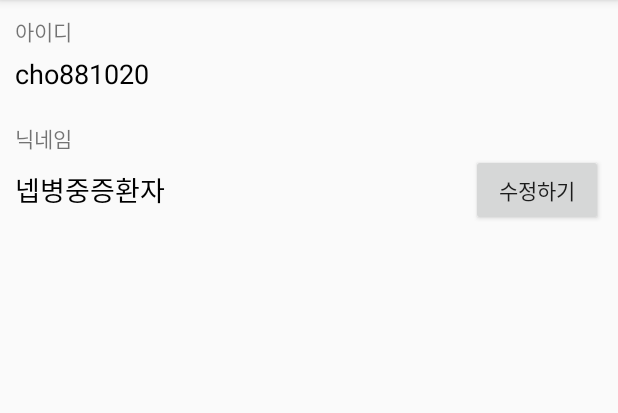
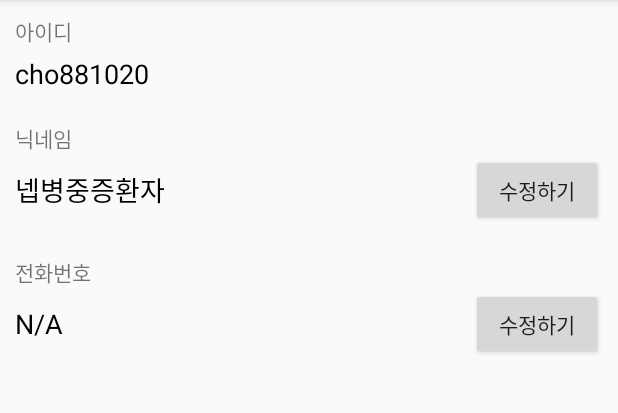
Before and after one commit to cho881020/AndroidBasic03_20200521, an Android app: the screen it shows after launch (MainActivity), on a phone screen of 412 x 824 dp, the part 84-497 px from its top. Run offline under Robolectric (Android 15) with nearby library versions, the phone set to English and light mode, and no system bars; our stand-ins replace data binding.

Commit message:
전화번호 수정 화면 그리기

```diff
--- a/app/src/main/AndroidManifest.xml
+++ b/app/src/main/AndroidManifest.xml
@@ -9,7 +9,8 @@
         android:roundIcon="@mipmap/ic_launcher_round"
         android:supportsRtl="true"
         android:theme="@style/AppTheme">
-        <activity android:name=".EditUserNickNameActivity"></activity>
+        <activity android:name=".EditUserPhoneActivity"></activity>
+        <activity android:name=".EditUserNickNameActivity" />
         <activity android:name=".MainActivity">
             <intent-filter>
                 <action android:name="android.intent.action.MAIN" />
--- a/app/src/main/res/layout/activity_main.xml
+++ b/app/src/main/res/layout/activity_main.xml
@@ -59,6 +59,42 @@
 
         </LinearLayout>
 
+        <TextView
+            android:layout_width="wrap_content"
+            android:layout_height="wrap_content"
+            android:layout_marginTop="20dp"
+            android:text="전화번호" />
+
+        <LinearLayout
+            android:layout_width="match_parent"
+            android:layout_height="wrap_content"
+            android:orientation="horizontal"
+            android:gravity="center_vertical">
+
+
+            <TextView
+                android:id="@+id/userPhoneTxt"
+                android:layout_width="wrap_content"
+                android:layout_height="wrap_content"
+                android:textSize="18sp"
+                android:textColor="#000000"
+                android:text="N/A" />
+
+            <TextView
+                android:layout_width="0dp"
+                android:layout_height="wrap_content"
+                android:layout_weight="1" />
+
+            <Button
+                android:id="@+id/editPhoneBtn"
+                android:layout_width="wrap_content"
+                android:layout_height="wrap_content"
+                android:text="수정하기" />
+
+
+
+
+        </LinearLayout>
 
 
     </LinearLayout>
```
Also changed, not shown: app/src/main/java/kr/co/tjoeun/androidbasic03_20200521/EditUserPhoneActivity.java (added, +26 -0 lines), app/src/main/res/layout/activity_edit_user_phone.xml (added, +29 -0 lines).
